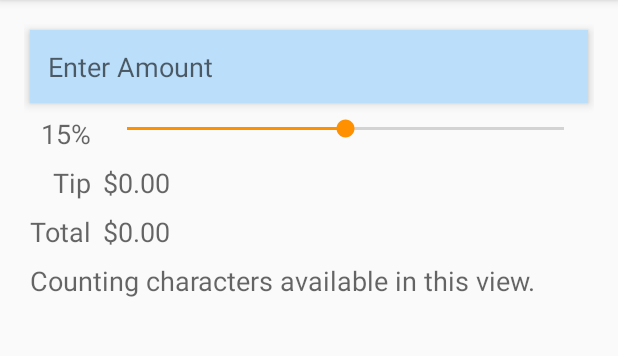
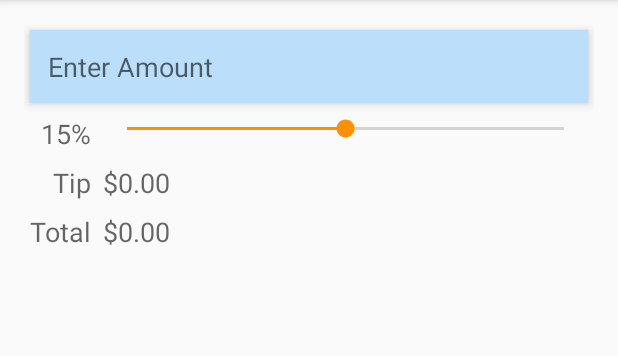
Before and after one commit to mpaulding/TipCalculator, an Android app: the screen it shows after launch (MainActivity), on a phone screen of 412 x 824 dp, the part 84-440 px from its top. Run offline under Robolectric (Android 15) with nearby library versions, the phone set to English and light mode, and no system bars.

Commit message:
Renamed a few of the static views back to their default name (e.g. textView1)

```diff
--- a/app/src/main/java/edu/orangecoastcollege/cs273/mpaulding/tipcalculator/MainActivity.java
+++ b/app/src/main/java/edu/orangecoastcollege/cs273/mpaulding/tipcalculator/MainActivity.java
@@ -9,11 +9,13 @@ import android.widget.SeekBar;
 import android.widget.TextView;
 
 import java.text.NumberFormat;
+import java.util.Locale;
 
 public class MainActivity extends AppCompatActivity {
 
-    private static final NumberFormat currencyFormat = NumberFormat.getCurrencyInstance();
-    private static final NumberFormat percentFormat = NumberFormat.getPercentInstance();
+
+    private NumberFormat currencyFormat = NumberFormat.getCurrencyInstance(Locale.US);
+    private NumberFormat percentFormat = NumberFormat.getPercentInstance(Locale.US);
 
     private double billAmount = 0.0;
     private double percent = 0.15;
@@ -27,6 +29,9 @@ public class MainActivity extends AppCompatActivity {
     protected void onCreate(Bundle savedInstanceState) {
         super.onCreate(savedInstanceState);
         setContentView(R.layout.activity_main);
+
+       // currencyFormat = NumberFormat.getCurrencyInstance(Locale.getDefault());
+        //percentFormat = NumberFormat.getPercentInstance(Locale.getDefault());
 
         amountTextView = (TextView) findViewById(R.id.amountTextView);
         percentTextView = (TextView) findViewById(R.id.percentTextView);
--- a/app/src/main/res/layout-v21/activity_main.xml
+++ b/app/src/main/res/layout-v21/activity_main.xml
@@ -9,7 +9,8 @@
     android:paddingTop="@dimen/activity_vertical_margin"
     tools:context="edu.orangecoastcollege.cs273.mpaulding.tipcalculator.MainActivity"
     android:columnCount="2"
-    android:useDefaultMargins="true">
+    android:useDefaultMargins="true"
+    android:id="@+id/tipCalculatorGridLayout">
 
     <EditText
         android:layout_width="wrap_content"
@@ -63,7 +64,7 @@
         android:layout_height="wrap_content"
         android:textAppearance="?android:attr/textAppearanceMedium"
         android:text="@string/tip"
-        android:id="@+id/tipLabelTextView"
+        android:id="@+id/textView1"
         android:layout_row="2"
         android:layout_column="0"
         android:layout_gravity="right" />
@@ -82,7 +83,7 @@
         android:layout_height="wrap_content"
         android:textAppearance="?android:attr/textAppearanceMedium"
         android:text="@string/total"
-        android:id="@+id/totalLabelTextView"
+        android:id="@+id/textView2"
         android:layout_row="3"
         android:layout_column="0"
         android:layout_gravity="right" />
@@ -96,13 +97,4 @@
         android:layout_row="3"
         android:layout_column="1" />
 
-    <TextView
-        android:layout_width="wrap_content"
-        android:layout_height="wrap_content"
-        android:textAppearance="?android:attr/textAppearanceMedium"
-        android:text="Counting characters available in this view."
-        android:id="@+id/textView"
-        android:layout_row="8"
-        android:layout_column="0"
-        android:layout_columnSpan="2" />
 </GridLayout>
```
